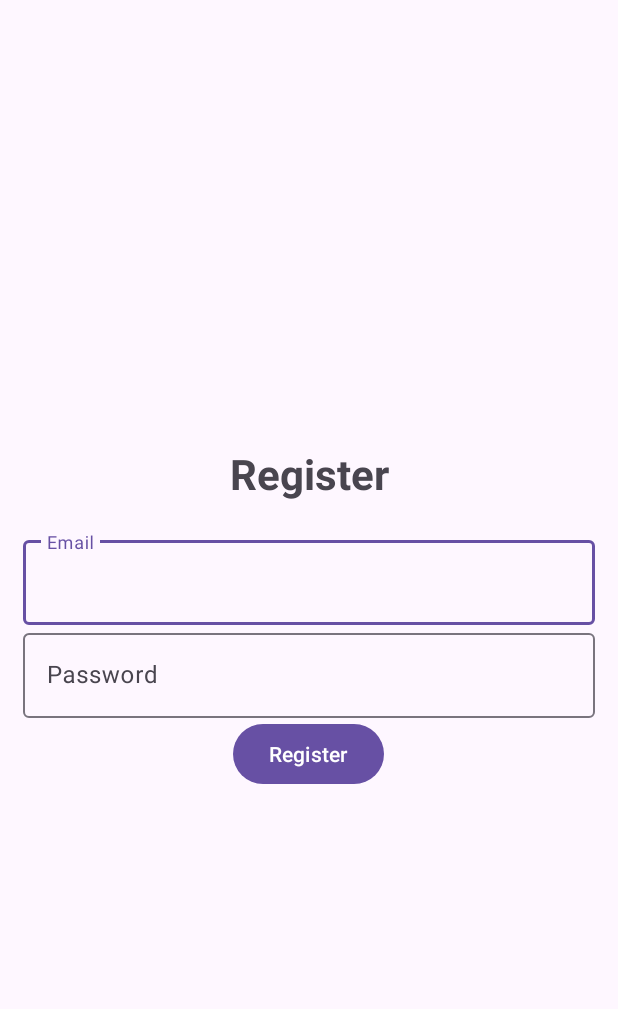
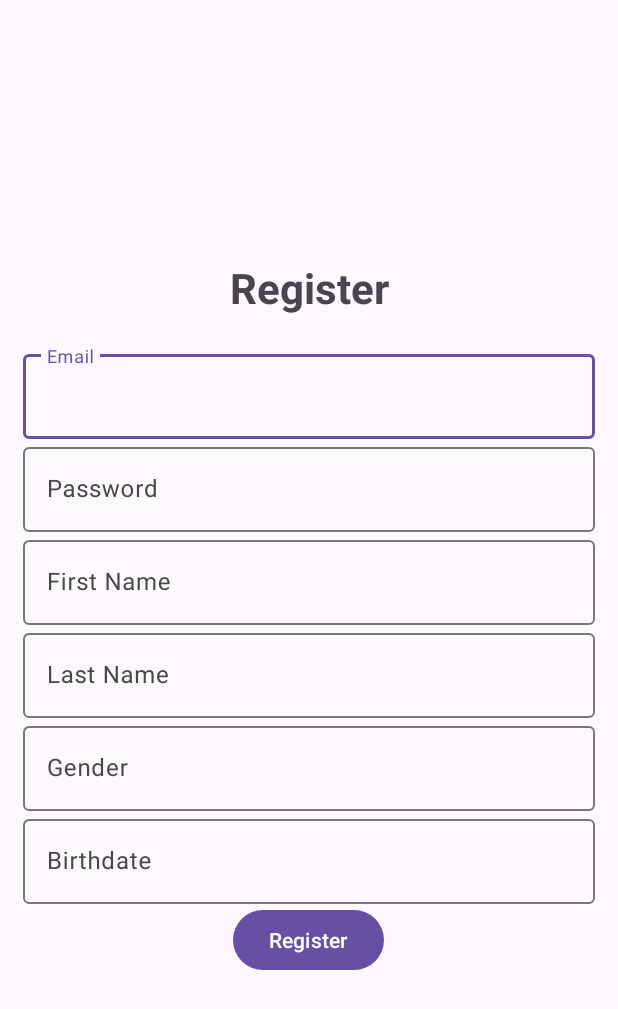
Before and after one commit to dsullano/TrackNJeep, an Android app: the Register screen opened directly, with no data from a screen before it, on a phone screen of 412 x 824 dp. Shown: the top 1009 px of the screen. Run offline under Robolectric (Android 15) with nearby library versions, the light colour scheme and no system bars; our stand-ins replace Firebase (no records; nobody signed in at launch, a user with empty details on screens opened directly); Roboto replaces fonts that are not available here.

Commit message:
fixed all logic for register + data

```diff
--- a/app/build.gradle
+++ b/app/build.gradle
@@ -49,4 +49,7 @@ dependencies {
     implementation 'com.google.firebase:firebase-analytics'
     implementation 'com.google.maps.android:android-maps-utils:2.2.5'
     implementation 'com.google.maps:google-maps-services:0.18.0'
+    implementation(platform("com.google.firebase:firebase-bom:33.0.0"))
+    implementation 'com.google.firebase:firebase-database:21.0.0'
+    implementation("com.google.firebase:firebase-firestore")
 }
--- a/app/src/main/java/com/example/tracknjeep_test/auth/Register.java
+++ b/app/src/main/java/com/example/tracknjeep_test/auth/Register.java
@@ -1,31 +1,38 @@
 package com.example.tracknjeep_test.auth;
-
 
 import android.content.Intent;
 import android.os.Bundle;
 import android.text.TextUtils;
+import android.util.Log;
 import android.view.View;
 import android.widget.Button;
 import android.widget.ProgressBar;
 import android.widget.Toast;
+import androidx.annotation.NonNull;
 import androidx.appcompat.app.AppCompatActivity;
 
-import com.example.tracknjeep_test.HomePage;
-import com.example.tracknjeep_test.MainActivity;
 import com.example.tracknjeep_test.R;
+import com.example.tracknjeep_test.auth.Login;
 import com.google.android.gms.tasks.OnCompleteListener;
 import com.google.android.gms.tasks.Task;
 import com.google.android.material.textfield.TextInputEditText;
+import com.google.firebase.Firebase;
 import com.google.firebase.auth.AuthResult;
 import com.google.firebase.auth.FirebaseAuth;
-import org.checkerframework.checker.nullness.qual.NonNull;
+import com.google.firebase.auth.FirebaseUser;
+import com.google.firebase.database.DatabaseReference;
+import com.google.firebase.database.FirebaseDatabase;
+import java.util.HashMap;
+import java.util.Map;
 
 public class Register extends AppCompatActivity {
 
-    TextInputEditText editTextEmail, editTextPassword;
-    Button btnRegister;
-    ProgressBar progBar;
-    FirebaseAuth mAuth;
+    private FirebaseAuth mAuth;
+    private FirebaseDatabase database;
+
+    private TextInputEditText editTextEmail, editTextPassword, editTextFirstName, editTextLastName, editTextGender, editTextBirthdate;
+    private Button btnRegister;
+    private ProgressBar progBar;
 
     @Override
     protected void onCreate(Bundle savedInstanceState) {
@@ -33,31 +40,40 @@ public class Register extends AppCompatActivity {
         setContentView(R.layout.activity_register);
 
         mAuth = FirebaseAuth.getInstance();
+        database = FirebaseDatabase.getInstance();
 
         editTextEmail = findViewById(R.id.emailText);
         editTextPassword = findViewById(R.id.passwordText);
-
+        editTextFirstName = findViewById(R.id.firstNameText);
+        editTextLastName = findViewById(R.id.lastNameText);
+        editTextGender = findViewById(R.id.genderText);
+        editTextBirthdate = findViewById(R.id.birthdateText);
         progBar = findViewById(R.id.registerProgBar);
-
-        btnRegister = (Button) findViewById(R.id.registerBtn);
+        btnRegister = findViewById(R.id.registerBtn);
 
         btnRegister.setOnClickListener(new View.OnClickListener() {
             @Override
             public void onClick(View view) {
+                registerUser();
+            }
+        });
+    }
+
+    private void registerUser() {
         progBar.setVisibility(View.VISIBLE);
-                String email = String.valueOf(editTextEmail.getText());
-                String password = String.valueOf(editTextPassword.getText());
+        String email = editTextEmail.getText().toString().trim();
+        String password = editTextPassword.getText().toString().trim();
+        String firstName = editTextFirstName.getText().toString().trim();
+        String lastName = editTextLastName.getText().toString().trim();
+        String gender = editTextGender.getText().toString().trim();
+        String birthdate = editTextBirthdate.getText().toString().trim();
 
-                if(TextUtils.isEmpty(email)){
-                    Toast.makeText(Register.this, "Please Enter an Email", Toast.LENGTH_SHORT).show();
+        if (TextUtils.isEmpty(email) || TextUtils.isEmpty(password) || TextUtils.isEmpty(firstName) ||
+                TextUtils.isEmpty(lastName) || TextUtils.isEmpty(gender) || TextUtils.isEmpty(birthdate)) {
+            Toast.makeText(this, "Please fill in all fields", Toast.LENGTH_SHORT).show();
+            progBar.setVisibility(View.GONE);
             return;
         }
-
-                if(TextUtils.isEmpty(password)){
-                    Toast.makeText(Register.this, "Please Enter a Password", Toast.LENGTH_SHORT).show();
-                    return;
-                }
-
 
         mAuth.createUserWithEmailAndPassword(email, password)
                 .addOnCompleteListener(new OnCompleteListener<AuthResult>() {
@@ -65,17 +81,33 @@ public class Register extends AppCompatActivity {
                     public void onComplete(@NonNull Task<AuthResult> task) {
                         progBar.setVisibility(View.GONE);
                         if (task.isSuccessful()) {
+                            FirebaseUser firebaseUser = mAuth.getCurrentUser();
+
+                            if (firebaseUser != null) {
+                                // User successfully registered, now add user details to Realtime Database
+                                ReadWriteUserDetails userDetails = new ReadWriteUserDetails(firstName, lastName, birthdate, gender, email);
+                                DatabaseReference usersRef = FirebaseDatabase.getInstance(
+                                        "https://tracknjeep-f4109-default-rtdb.asia-southeast1.firebasedatabase.app").getReference("users");
+
+                                usersRef.child(firebaseUser.getUid()).setValue(userDetails)
+                                        .addOnCompleteListener(new OnCompleteListener<Void>() {
+                                            @Override
+                                            public void onComplete(@NonNull Task<Void> task) {
+                                                if (task.isSuccessful()) {
                                                     Toast.makeText(Register.this, "Account Created Successfully", Toast.LENGTH_SHORT).show();
                                                     Intent intent = new Intent(Register.this, Login.class);
                                                     startActivity(intent);
                                                     finish();
                                                 } else {
-                                    Toast.makeText(Register.this, "Authentication failed.",
-                                            Toast.LENGTH_SHORT).show();
+                                                    Log.e("Register", "Error adding user data to Realtime Database", task.getException());
+                                                    Toast.makeText(Register.this, "Failed to create account.", Toast.LENGTH_SHORT).show();
                                                 }
                                             }
                                         });
-
+                            } else {
+                                Toast.makeText(Register.this, "Authentication failed.", Toast.LENGTH_SHORT).show();
+                            }
+                        }
                     }
                 });
     }
--- a/app/src/main/res/layout/activity_register.xml
+++ b/app/src/main/res/layout/activity_register.xml
@@ -41,6 +41,50 @@
             android:layout_width="match_parent"/>
     </com.google.android.material.textfield.TextInputLayout>
 
+    <com.google.android.material.textfield.TextInputLayout
+        android:layout_width="match_parent"
+        android:layout_height="wrap_content">
+
+        <com.google.android.material.textfield.TextInputEditText
+            android:id="@+id/firstNameText"
+            android:hint="First Name"
+            android:layout_width="match_parent"
+            android:layout_height="wrap_content"/>
+    </com.google.android.material.textfield.TextInputLayout>
+
+    <com.google.android.material.textfield.TextInputLayout
+        android:layout_width="match_parent"
+        android:layout_height="wrap_content">
+
+        <com.google.android.material.textfield.TextInputEditText
+            android:id="@+id/lastNameText"
+            android:hint="Last Name"
+            android:layout_width="match_parent"
+            android:layout_height="wrap_content"/>
+    </com.google.android.material.textfield.TextInputLayout>
+
+    <com.google.android.material.textfield.TextInputLayout
+        android:layout_width="match_parent"
+        android:layout_height="wrap_content">
+
+        <com.google.android.material.textfield.TextInputEditText
+            android:id="@+id/genderText"
+            android:hint="Gender"
+            android:layout_width="match_parent"
+            android:layout_height="wrap_content"/>
+    </com.google.android.material.textfield.TextInputLayout>
+
+    <com.google.android.material.textfield.TextInputLayout
+        android:layout_width="match_parent"
+        android:layout_height="wrap_content">
+
+        <com.google.android.material.textfield.TextInputEditText
+            android:id="@+id/birthdateText"
+            android:hint="Birthdate"
+            android:layout_width="match_parent"
+            android:layout_height="wrap_content"/>
+    </com.google.android.material.textfield.TextInputLayout>
+
     <ProgressBar
         android:layout_width="wrap_content"
         android:layout_height="wrap_content"
--- a/build.gradle
+++ b/build.gradle
@@ -1,4 +1,8 @@
-// Top-level build file where you can add configuration options common to all sub-projects/modules.
+buildscript {
+    dependencies {
+        classpath 'com.google.gms:google-services:4.4.1'
+    }
+}// Top-level build file where you can add configuration options common to all sub-projects/modules.
 plugins {
     id 'com.android.application' version '8.3.1' apply false
     id 'com.android.library' version '8.3.1' apply false
```
Also changed, not shown: app/src/main/java/com/example/tracknjeep_test/auth/ReadWriteUserDetails.java (added, +15 -0 lines), app/src/main/java/com/example/tracknjeep_test/fragments/Directions.java (+66 -6 lines). Lines whose indentation alone changed are shown as unchanged.
